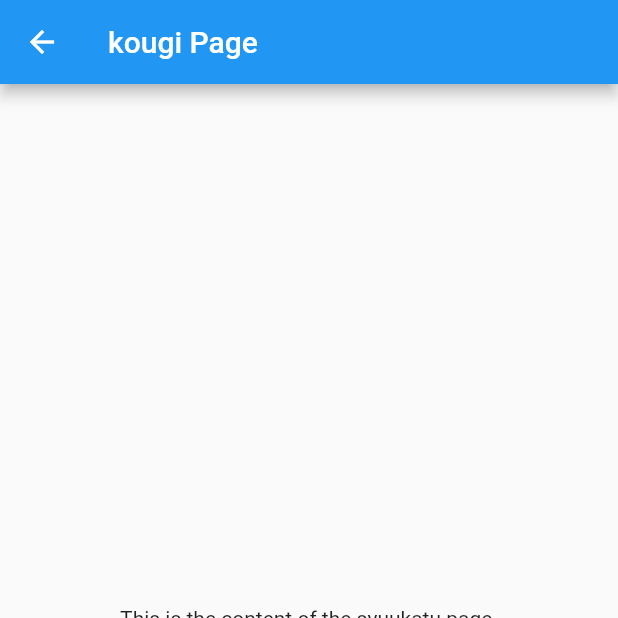
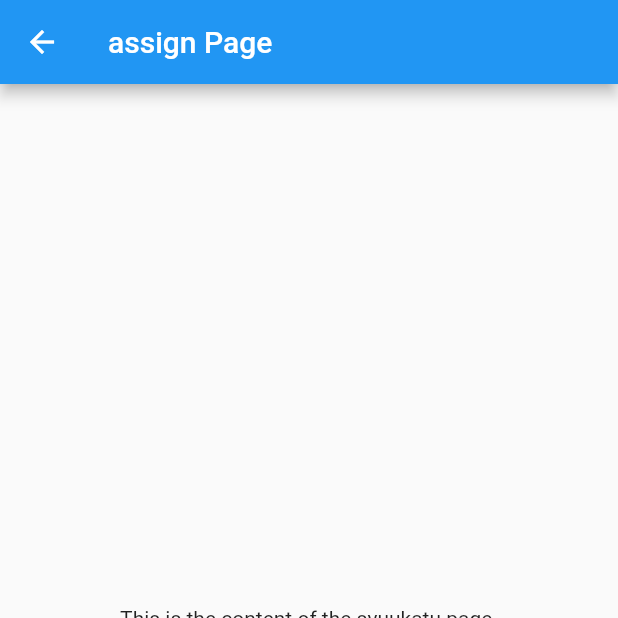
Before and after one commit to tanaka-0224/pbl_project, a Flutter app: the AssignPage screen opened directly, on a phone screen of 412 x 824 dp, the top half of it. Run offline on Flutter 3.47's test engine with Material 2 defaults, Android fonts, the phone set to English and light mode, and no system bars.

Commit message:
change name

```diff
--- a/lib/assign.dart
+++ b/lib/assign.dart
@@ -7,7 +7,7 @@ class AssignPage extends StatelessWidget {
   Widget build(BuildContext context) {
     return Scaffold(
       appBar: AppBar(
-        title: Text('kougi Page'),
+        title: Text('assign Page'),
       ),
       body: Center(
         child: Text('This is the content of the syuukatu page.'),
```
